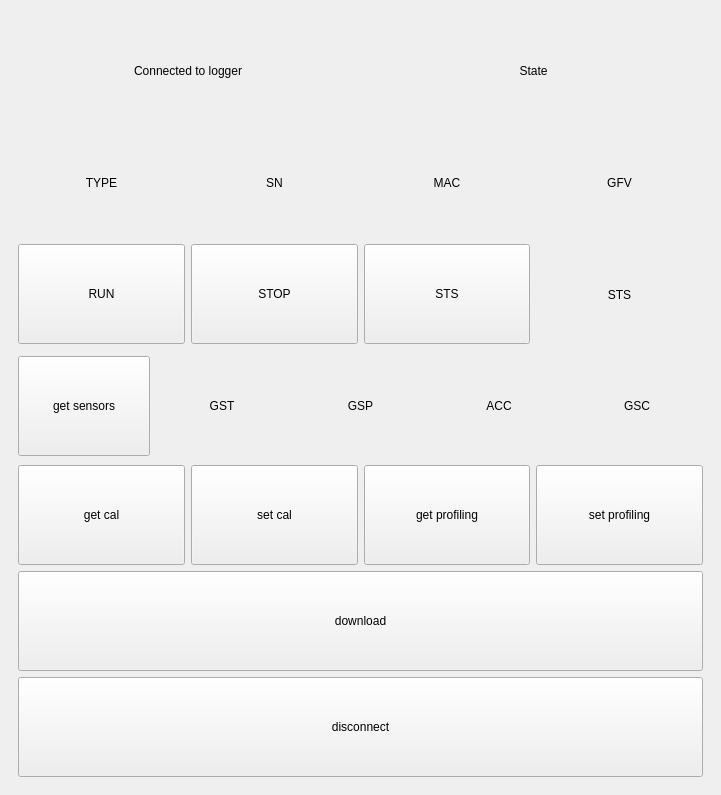
First picture: the form in bix/gui/gui.ui, repository LowellInstruments/bix, before the edit.
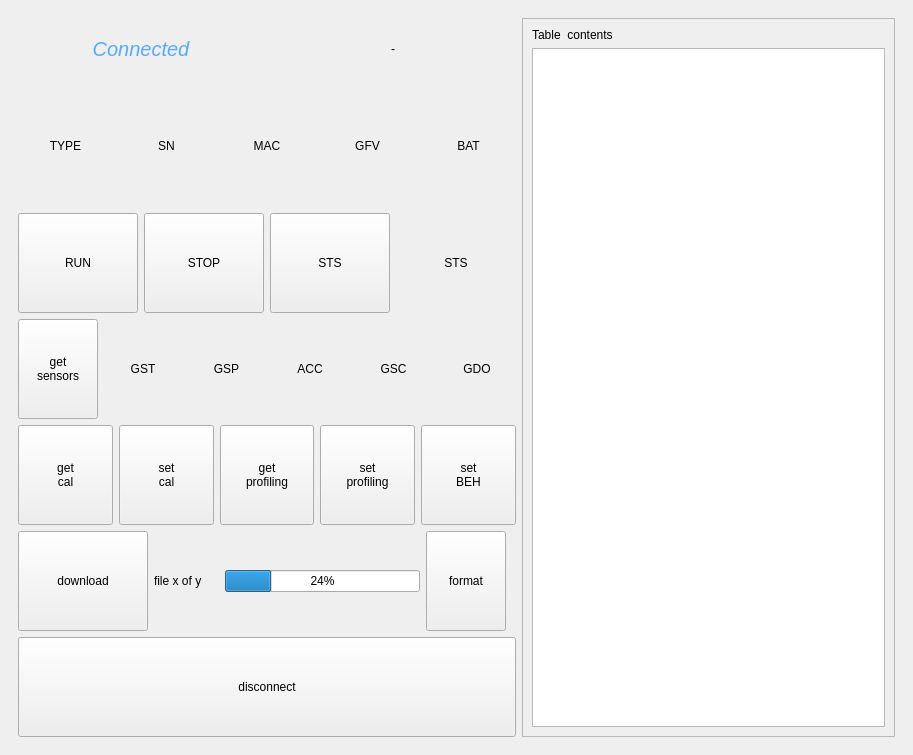
Second picture: the form after the edit.

The edit to the form file:
```diff
--- a/bix/gui/gui.ui
+++ b/bix/gui/gui.ui
@@ -6,8 +6,8 @@
    <rect>
     <x>0</x>
     <y>0</y>
-    <width>721</width>
-    <height>795</height>
+    <width>913</width>
+    <height>755</height>
    </rect>
   </property>
   <property name="sizePolicy">
@@ -29,7 +29,9 @@
       <widget class="QWidget" name="page_1">
        <layout class="QHBoxLayout" name="horizontalLayout_4">
         <item>
-         <layout class="QHBoxLayout" name="horizontalLayout_3" stretch="1,1,1,0">
+         <layout class="QHBoxLayout" name="horizontalLayout_3" stretch="1,1">
+          <item>
+           <layout class="QVBoxLayout" name="verticalLayout_3" stretch="1,1">
           <item>
            <widget class="QPushButton" name="btn_test">
             <property name="minimumSize">
@@ -56,64 +58,45 @@
             </property>
            </widget>
           </item>
-          <item>
-           <layout class="QVBoxLayout" name="verticalLayout_3" stretch="1,1">
-            <item>
-             <layout class="QHBoxLayout" name="horizontalLayout_2" stretch="1,1">
-              <item>
-               <widget class="QLabel" name="label">
-                <property name="text">
-                 <string>Logger type to scan for</string>
-                </property>
-                <property name="alignment">
-                 <set>Qt::AlignCenter</set>
-                </property>
-               </widget>
-              </item>
-              <item>
-               <widget class="QComboBox" name="sb_logger_type">
-                <property name="currentText">
-                 <string/>
-                </property>
-                <property name="maxVisibleItems">
-                 <number>3</number>
-                </property>
-                <property name="placeholderText">
-                 <string/>
-                </property>
-                <property name="duplicatesEnabled">
-                 <bool>true</bool>
-                </property>
-               </widget>
-              </item>
              </layout>
             </item>
             <item>
-             <widget class="QListWidget" name="lst_known_macs"/>
-            </item>
-           </layout>
-          </item>
+           <layout class="QVBoxLayout" name="verticalLayout" stretch="1,9,0">
           <item>
-           <widget class="QFrame" name="frame">
-            <property name="frameShape">
-             <enum>QFrame::StyledPanel</enum>
-            </property>
-            <property name="frameShadow">
-             <enum>QFrame::Raised</enum>
-            </property>
             <layout class="QHBoxLayout" name="horizontalLayout_8">
              <item>
-              <widget class="QTableWidget" name="tbl_gcc"/>
+               <widget class="QLabel" name="lbl_import_macs">
+                <property name="text">
+                 <string>List of Known Macs</string>
+                </property>
+                <property name="alignment">
+                 <set>Qt::AlignCenter</set>
+                </property>
+               </widget>
              </item>
              <item>
-              <widget class="QPushButton" name="pushButton">
+               <widget class="QPushButton" name="btn_import_macs">
                <property name="text">
-                <string>PushButton</string>
+                 <string>Import</string>
                </property>
               </widget>
              </item>
             </layout>
-           </widget>
+            </item>
+            <item>
+             <widget class="QListWidget" name="lst_known_macs"/>
+            </item>
+            <item>
+             <widget class="QLabel" name="lbl_gui_version">
+              <property name="text">
+               <string>&lt;version&gt;</string>
+              </property>
+              <property name="alignment">
+               <set>Qt::AlignRight|Qt::AlignTrailing|Qt::AlignVCenter</set>
+              </property>
+             </widget>
+            </item>
+           </layout>
           </item>
          </layout>
         </item>
@@ -122,13 +105,25 @@
       <widget class="QWidget" name="page_2">
        <layout class="QHBoxLayout" name="horizontalLayout_6">
         <item>
-         <layout class="QVBoxLayout" name="verticalLayout_2" stretch="1,1,1,1,1,1,1">
+         <layout class="QHBoxLayout" name="horizontalLayout_2" stretch="4,3">
           <item>
-           <layout class="QHBoxLayout" name="horizontalLayout_10">
+           <layout class="QVBoxLayout" name="verticalLayout_4" stretch="1,2,1,1,1,1,1">
+            <item>
+             <layout class="QHBoxLayout" name="horizontalLayout_13">
             <item>
              <widget class="QLabel" name="lbl_connected">
+                <property name="font">
+                 <font>
+                  <pointsize>15</pointsize>
+                  <italic>true</italic>
+                  <bold>false</bold>
+                 </font>
+                </property>
+                <property name="styleSheet">
+                 <string notr="true">color: rgb(87, 170, 255)</string>
+                </property>
               <property name="text">
-               <string>Connected to logger</string>
+                 <string>Connected</string>
               </property>
               <property name="alignment">
                <set>Qt::AlignCenter</set>
@@ -136,9 +131,9 @@
              </widget>
             </item>
             <item>
-             <widget class="QLabel" name="lbl_state">
+               <widget class="QLabel" name="lbl_gui_busy">
               <property name="text">
-               <string>State</string>
+                 <string>-</string>
               </property>
               <property name="alignment">
                <set>Qt::AlignCenter</set>
@@ -148,7 +143,7 @@
            </layout>
           </item>
           <item>
-           <layout class="QHBoxLayout" name="horizontalLayout_5" stretch="1,1,1,1">
+             <layout class="QHBoxLayout" name="horizontalLayout_14" stretch="1,1,1,1,1">
             <item>
              <widget class="QLabel" name="lbl_type">
               <property name="text">
@@ -189,10 +184,20 @@
               </property>
              </widget>
             </item>
+              <item>
+               <widget class="QLabel" name="lbl_bat">
+                <property name="text">
+                 <string>BAT</string>
+                </property>
+                <property name="alignment">
+                 <set>Qt::AlignCenter</set>
+                </property>
+               </widget>
+              </item>
            </layout>
           </item>
           <item>
-           <layout class="QHBoxLayout" name="horizontalLayout_11" stretch="1,1,1,1">
+             <layout class="QHBoxLayout" name="horizontalLayout_15" stretch="1,1,1,1">
             <item>
              <widget class="QPushButton" name="btn_rws">
               <property name="minimumSize">
@@ -245,7 +250,7 @@
            </layout>
           </item>
           <item>
-           <layout class="QHBoxLayout" name="horizontalLayout_7" stretch="1,1,1,1,1">
+             <layout class="QHBoxLayout" name="horizontalLayout_16" stretch="1,1,1,1,1,1">
             <item>
              <widget class="QPushButton" name="btn_sensors">
               <property name="minimumSize">
@@ -255,7 +260,8 @@
                </size>
               </property>
               <property name="text">
-               <string>get sensors</string>
+                 <string>get
+sensors</string>
               </property>
              </widget>
             </item>
@@ -299,10 +305,20 @@
               </property>
              </widget>
             </item>
+              <item>
+               <widget class="QLabel" name="lbl_gdo">
+                <property name="text">
+                 <string>GDO</string>
+                </property>
+                <property name="alignment">
+                 <set>Qt::AlignCenter</set>
+                </property>
+               </widget>
+              </item>
            </layout>
           </item>
           <item>
-           <layout class="QHBoxLayout" name="horizontalLayout_9">
+             <layout class="QHBoxLayout" name="horizontalLayout_17" stretch="1,1,1,1,1">
             <item>
              <widget class="QPushButton" name="btn_gcc">
               <property name="minimumSize">
@@ -312,7 +328,8 @@
                </size>
               </property>
               <property name="text">
-               <string>get cal</string>
+                 <string>get
+cal</string>
               </property>
              </widget>
             </item>
@@ -325,7 +342,8 @@
                </size>
               </property>
               <property name="text">
-               <string>set cal</string>
+                 <string>set
+cal</string>
               </property>
              </widget>
             </item>
@@ -338,7 +356,8 @@
                </size>
               </property>
               <property name="text">
-               <string>get profiling</string>
+                 <string>get
+profiling</string>
               </property>
              </widget>
             </item>
@@ -351,12 +370,35 @@
                </size>
               </property>
               <property name="text">
-               <string>set profiling</string>
+                 <string>set
+profiling</string>
+                </property>
+               </widget>
+              </item>
+              <item>
+               <widget class="QPushButton" name="btn_gcf_2">
+                <property name="minimumSize">
+                 <size>
+                  <width>0</width>
+                  <height>100</height>
+                 </size>
+                </property>
+                <property name="text">
+                 <string>set
+BEH</string>
               </property>
              </widget>
             </item>
            </layout>
           </item>
+            <item>
+             <layout class="QHBoxLayout" name="horizontalLayout_18" stretch="2,1,3,1">
+              <property name="spacing">
+               <number>-1</number>
+              </property>
+              <property name="rightMargin">
+               <number>10</number>
+              </property>
           <item>
            <widget class="QPushButton" name="btn_download">
             <property name="minimumSize">
@@ -371,6 +413,41 @@
            </widget>
           </item>
           <item>
+               <widget class="QLabel" name="lbl_download">
+                <property name="text">
+                 <string>file x of y</string>
+                </property>
+               </widget>
+              </item>
+              <item>
+               <widget class="QProgressBar" name="progressBar_2">
+                <property name="minimumSize">
+                 <size>
+                  <width>0</width>
+                  <height>0</height>
+                 </size>
+                </property>
+                <property name="value">
+                 <number>24</number>
+                </property>
+               </widget>
+              </item>
+              <item>
+               <widget class="QPushButton" name="btn_frm">
+                <property name="minimumSize">
+                 <size>
+                  <width>0</width>
+                  <height>100</height>
+                 </size>
+                </property>
+                <property name="text">
+                 <string>format</string>
+                </property>
+               </widget>
+              </item>
+             </layout>
+            </item>
+            <item>
            <widget class="QPushButton" name="btn_disconnect">
             <property name="minimumSize">
              <size>
@@ -381,6 +458,30 @@
             <property name="text">
              <string>disconnect</string>
             </property>
+             </widget>
+            </item>
+           </layout>
+          </item>
+          <item>
+           <widget class="QFrame" name="frame">
+            <property name="frameShape">
+             <enum>QFrame::StyledPanel</enum>
+            </property>
+            <property name="frameShadow">
+             <enum>QFrame::Raised</enum>
+            </property>
+            <layout class="QVBoxLayout" name="verticalLayout_2">
+             <item>
+              <widget class="QLabel" name="label">
+               <property name="text">
+                <string>Table &lt;name&gt; contents</string>
+               </property>
+              </widget>
+             </item>
+             <item>
+              <widget class="QTableWidget" name="tbl_gcc"/>
+             </item>
+            </layout>
            </widget>
           </item>
          </layout>
```
Lines whose indentation alone changed are shown as unchanged.
